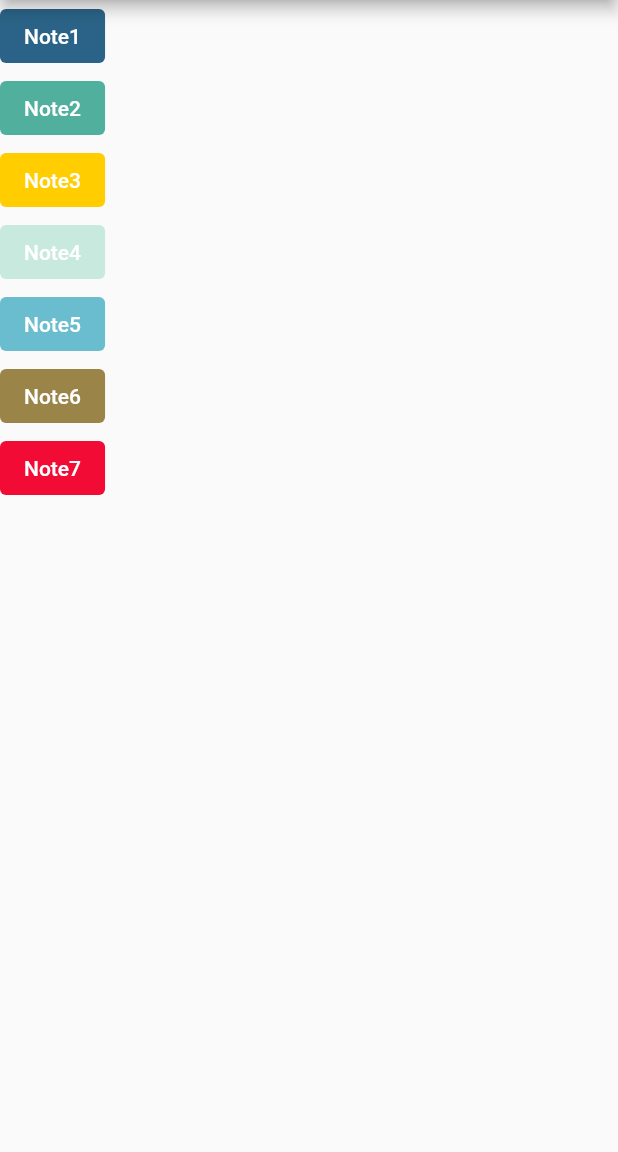
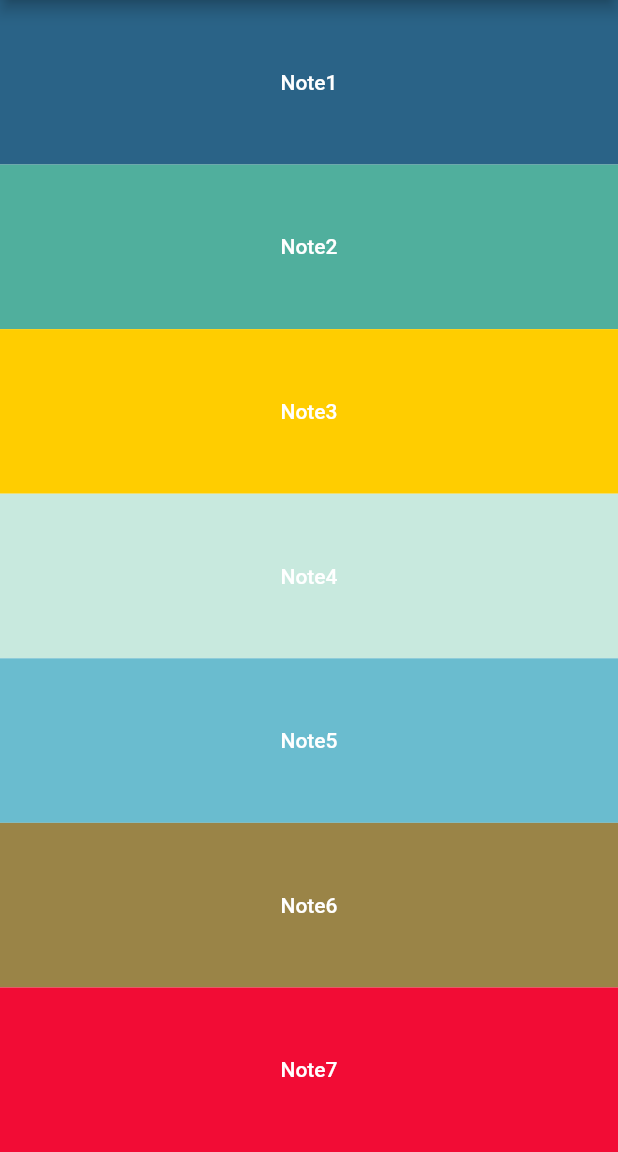
Before and after one commit to JAM5BOCsAdi/xylophone_finish, a Flutter app: the screen it shows after launch, on a phone screen of 412 x 824 dp, the part 84-1236 px from its top. Run offline on Flutter 3.47's test engine with Material 2 defaults, Android fonts, the light colour scheme and no system bars; our stand-ins replace audioplayers.

Commit message:
Finish Project

```diff
--- a/lib/home_page.dart
+++ b/lib/home_page.dart
@@ -40,6 +40,14 @@ class _MyHomePageState extends State<MyHomePage> {
       AssetSource("assets_note$noteNumber.wav"),
     );
   }
+  /*
+  *   Így néz ki simán, ha nincs használva a(z) "Async - Await" páros:
+  *
+  *       void _playSound(int noteNumber){
+  *         ...
+  *       }
+  *
+  */
 
   /* ---------------- LAYOUT ---------------- */
   @override
@@ -52,12 +60,19 @@ class _MyHomePageState extends State<MyHomePage> {
       ),
       body: SafeArea(
         child: Column(
+          crossAxisAlignment: CrossAxisAlignment.stretch,
           children: <Widget>[
-            ElevatedButton(
+            Expanded(
+              child: ElevatedButton(
                 style: ButtonStyle(
                   shadowColor: MaterialStateProperty.all(Colors.transparent),
                   backgroundColor: MaterialStateProperty.all(
                     const Color(0xFF2A6387),
+                  ),
+                  shape: MaterialStateProperty.all(
+                    RoundedRectangleBorder(
+                      borderRadius: BorderRadius.circular(0.0),
+                    ),
                   ),
                 ),
                 onPressed: () {
@@ -65,11 +80,18 @@ class _MyHomePageState extends State<MyHomePage> {
                 },
                 child: const Text('Note1'),
               ),
-            ElevatedButton(
+            ),
+            Expanded(
+              child: ElevatedButton(
                 style: ButtonStyle(
                   shadowColor: MaterialStateProperty.all(Colors.transparent),
                   backgroundColor: MaterialStateProperty.all(
                     const Color(0xFF50AF9D),
+                  ),
+                  shape: MaterialStateProperty.all(
+                    RoundedRectangleBorder(
+                      borderRadius: BorderRadius.circular(0.0),
+                    ),
                   ),
                 ),
                 onPressed: () {
@@ -77,11 +99,18 @@ class _MyHomePageState extends State<MyHomePage> {
                 },
                 child: const Text('Note2'),
               ),
-            ElevatedButton(
+            ),
+            Expanded(
+              child: ElevatedButton(
                 style: ButtonStyle(
                   shadowColor: MaterialStateProperty.all(Colors.transparent),
                   backgroundColor: MaterialStateProperty.all(
                     const Color(0xFFFFCD00),
+                  ),
+                  shape: MaterialStateProperty.all(
+                    RoundedRectangleBorder(
+                      borderRadius: BorderRadius.circular(0.0),
+                    ),
                   ),
                 ),
                 onPressed: () {
@@ -89,11 +118,18 @@ class _MyHomePageState extends State<MyHomePage> {
                 },
                 child: const Text('Note3'),
               ),
-            ElevatedButton(
+            ),
+            Expanded(
+              child: ElevatedButton(
                 style: ButtonStyle(
                   shadowColor: MaterialStateProperty.all(Colors.transparent),
                   backgroundColor: MaterialStateProperty.all(
                     const Color(0xFFC8E9DE),
+                  ),
+                  shape: MaterialStateProperty.all(
+                    RoundedRectangleBorder(
+                      borderRadius: BorderRadius.circular(0.0),
+                    ),
                   ),
                 ),
                 onPressed: () {
@@ -101,11 +137,18 @@ class _MyHomePageState extends State<MyHomePage> {
                 },
                 child: const Text('Note4'),
               ),
-            ElevatedButton(
+            ),
+            Expanded(
+              child: ElevatedButton(
                 style: ButtonStyle(
                   shadowColor: MaterialStateProperty.all(Colors.transparent),
                   backgroundColor: MaterialStateProperty.all(
                     const Color(0xFF6ABCCF),
+                  ),
+                  shape: MaterialStateProperty.all(
+                    RoundedRectangleBorder(
+                      borderRadius: BorderRadius.circular(0.0),
+                    ),
                   ),
                 ),
                 onPressed: () {
@@ -113,11 +156,18 @@ class _MyHomePageState extends State<MyHomePage> {
                 },
                 child: const Text('Note5'),
               ),
-            ElevatedButton(
+            ),
+            Expanded(
+              child: ElevatedButton(
                 style: ButtonStyle(
                   shadowColor: MaterialStateProperty.all(Colors.transparent),
                   backgroundColor: MaterialStateProperty.all(
                     const Color(0xFF9A8447),
+                  ),
+                  shape: MaterialStateProperty.all(
+                    RoundedRectangleBorder(
+                      borderRadius: BorderRadius.circular(0.0),
+                    ),
                   ),
                 ),
                 onPressed: () {
@@ -125,11 +175,18 @@ class _MyHomePageState extends State<MyHomePage> {
                 },
                 child: const Text('Note6'),
               ),
-            ElevatedButton(
+            ),
+            Expanded(
+              child: ElevatedButton(
                 style: ButtonStyle(
                   shadowColor: MaterialStateProperty.all(Colors.transparent),
                   backgroundColor: MaterialStateProperty.all(
                     const Color(0xFFF20C35),
+                  ),
+                  shape: MaterialStateProperty.all(
+                    RoundedRectangleBorder(
+                      borderRadius: BorderRadius.circular(0.0),
+                    ),
                   ),
                 ),
                 onPressed: () {
@@ -137,6 +194,7 @@ class _MyHomePageState extends State<MyHomePage> {
                 },
                 child: const Text('Note7'),
               ),
+            ),
           ],
         ),
       ),
```
Lines whose indentation alone changed are shown as unchanged.
